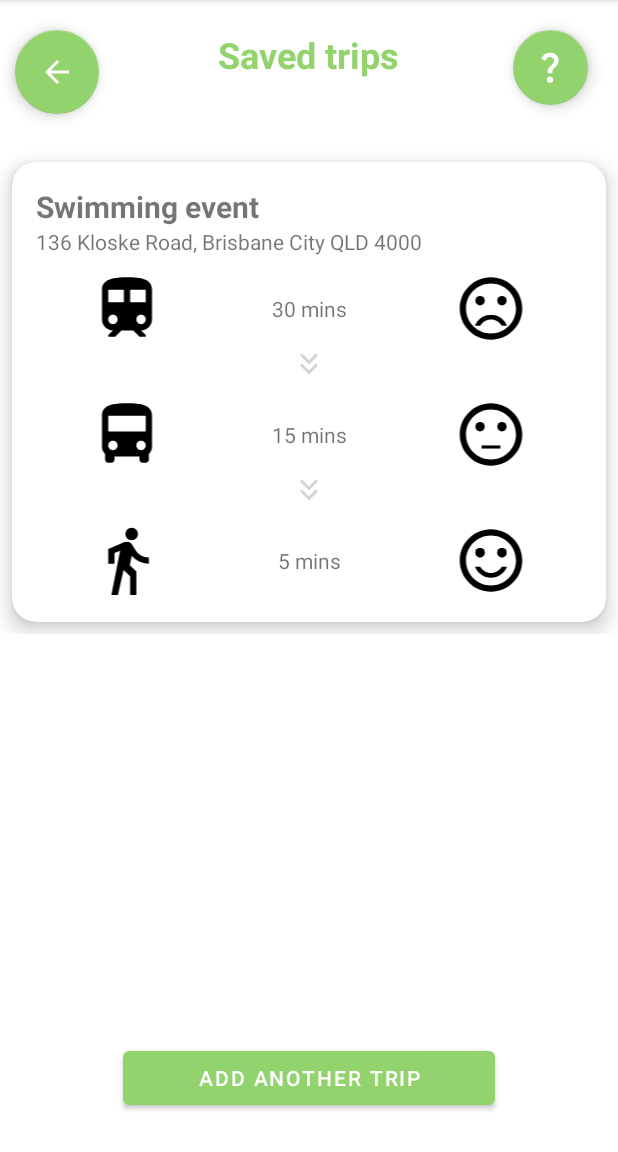
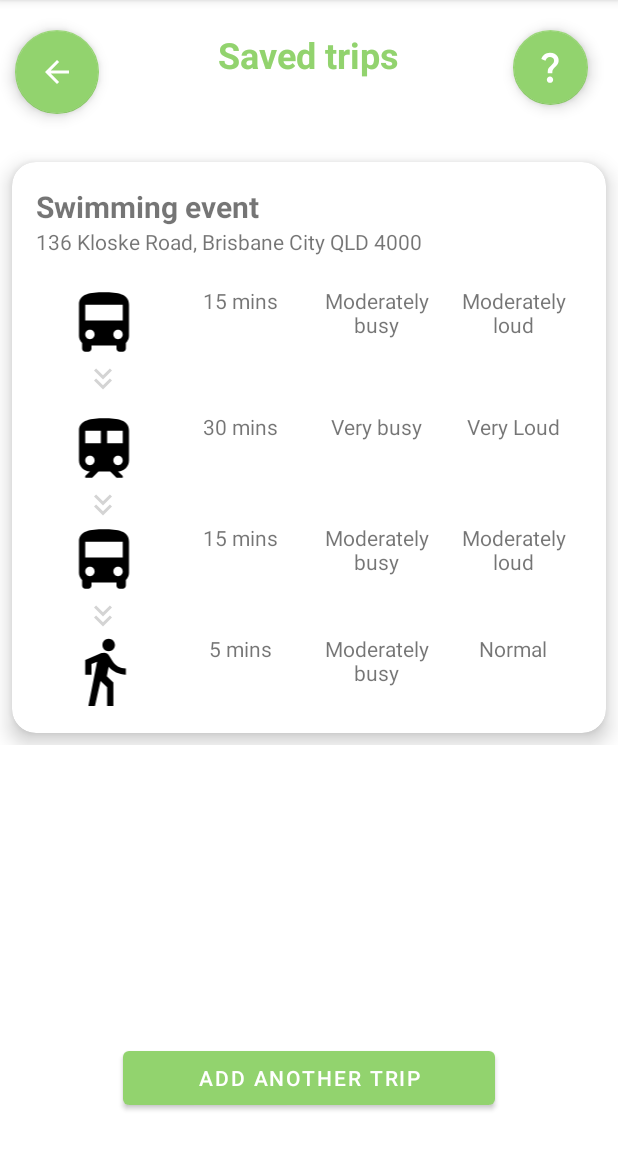
Before and after one commit to mochibocchi/OlympiNaV, an Android app: the SavedTripsActivity screen opened directly, with no data from a screen before it, on a phone screen of 412 x 824 dp, the part 84-1236 px from its top. Run offline under Robolectric (Android 15) with nearby library versions, the phone set to English and light mode, and no system bars.

Commit message:
Replace sentimental face vector with words + add audio level indication in list_savedtrips.xml

```diff
--- a/app/src/main/res/layout/list_savedtrips.xml
+++ b/app/src/main/res/layout/list_savedtrips.xml
@@ -15,7 +15,6 @@
         android:orientation="vertical"
         android:padding="16dp">
 
-        <!-- Row 1 -->
         <LinearLayout
             android:layout_width="match_parent"
             android:layout_height="wrap_content"
@@ -36,7 +35,6 @@
             android:layout_height="wrap_content"
             android:orientation="horizontal">
 
-
             <TextView
                 android:layout_width="wrap_content"
                 android:layout_height="wrap_content"
@@ -48,59 +46,15 @@
         <LinearLayout
             android:layout_width="match_parent"
             android:layout_height="wrap_content"
-            android:layout_marginTop="10dp"
             android:orientation="horizontal"
-            android:gravity="center"
-            android:weightSum="3">
-
-            <ImageView
-                android:id="@+id/vehicleIcon"
-                android:layout_width="0dp"
-                android:layout_height="50dp"
-                android:layout_weight="1"
-                android:src="@drawable/baseline_train_24"/>
-            <TextView
-                android:layout_width="0dp"
-                android:layout_height="wrap_content"
-                android:layout_weight="1"
-                android:text="30 mins"
-                android:gravity="center"/>
-
-            <ImageView
-                android:id="@+id/faceIcon"
-                android:layout_width="0dp"
-                android:layout_height="50dp"
-                android:layout_weight="1"
-                android:src="@drawable/baseline_sentiment_very_dissatisfied_24"/>
-        </LinearLayout>
-
-        <LinearLayout
-            android:layout_width="match_parent"
-            android:layout_height="wrap_content"
-            android:layout_marginTop="0dp"
-            android:orientation="horizontal"
-            android:gravity="center">
-            <ImageView
-                android:id="@+id/arrowIcon"
-                android:layout_width="wrap_content"
-                android:layout_height="wrap_content"
-                android:src="@drawable/baseline_keyboard_double_arrow_down_24" />
-        </LinearLayout>
-
-
-        <LinearLayout
-            android:layout_width="match_parent"
-            android:layout_height="wrap_content"
-            android:layout_marginTop="10dp"
-            android:orientation="horizontal"
-            android:gravity="center"
-            android:weightSum="3">
+            android:layout_marginTop="@dimen/main_heading_padding_top">
 
             <ImageView
                 android:layout_width="0dp"
                 android:layout_height="50dp"
                 android:layout_weight="1"
                 android:src="@drawable/baseline_directions_bus_24"/>
+
             <TextView
                 android:layout_width="0dp"
                 android:layout_height="wrap_content"
@@ -108,23 +62,32 @@
                 android:text="15 mins"
                 android:gravity="center"/>
 
-            <ImageView
+            <TextView
                 android:layout_width="0dp"
-                android:layout_height="50dp"
+                android:layout_height="wrap_content"
                 android:layout_weight="1"
-                android:src="@drawable/baseline_sentiment_neutral_24"/>
+                android:text="Moderately busy"
+                android:gravity="center"/>
+
+            <TextView
+                android:layout_width="0dp"
+                android:layout_height="wrap_content"
+                android:layout_weight="1"
+                android:text="Moderately loud"
+                android:gravity="center"/>
         </LinearLayout>
 
         <LinearLayout
             android:layout_width="match_parent"
             android:layout_height="wrap_content"
             android:layout_marginTop="0dp"
-            android:orientation="horizontal"
-            android:gravity="center">
+            android:orientation="horizontal">
+
             <ImageView
                 android:layout_width="wrap_content"
                 android:layout_height="wrap_content"
-                android:src="@drawable/baseline_keyboard_double_arrow_down_24" />
+                android:src="@drawable/baseline_keyboard_double_arrow_down_24"
+                android:layout_marginStart="32.5dp"/>
         </LinearLayout>
 
         <LinearLayout
@@ -135,11 +98,112 @@
             android:gravity="center"
             android:weightSum="3">
 
+            <LinearLayout
+                android:layout_width="match_parent"
+                android:layout_height="wrap_content"
+                android:orientation="horizontal">
+
+                <ImageView
+                    android:id="@+id/vehicleIcon"
+                    android:layout_width="0dp"
+                    android:layout_height="50dp"
+                    android:layout_weight="1"
+                    android:src="@drawable/baseline_train_24"/>
+
+                <TextView
+                    android:layout_width="0dp"
+                    android:layout_height="wrap_content"
+                    android:layout_weight="1"
+                    android:text="30 mins"
+                    android:gravity="center"/>
+
+                <TextView
+                    android:layout_width="0dp"
+                    android:layout_height="wrap_content"
+                    android:layout_weight="1"
+                    android:text="Very busy"
+                    android:gravity="center"/>
+
+                <TextView
+                    android:layout_width="0dp"
+                    android:layout_height="wrap_content"
+                    android:layout_weight="1"
+                    android:text="Very Loud"
+                    android:gravity="center"/>
+            </LinearLayout>
+        </LinearLayout>
+
+        <LinearLayout
+            android:layout_width="match_parent"
+            android:layout_height="wrap_content"
+            android:layout_marginTop="0dp"
+            android:orientation="horizontal">
+
+            <ImageView
+                android:id="@+id/arrowIcon"
+                android:layout_width="wrap_content"
+                android:layout_height="wrap_content"
+                android:src="@drawable/baseline_keyboard_double_arrow_down_24"
+                android:layout_marginStart="32.5dp"/>
+        </LinearLayout>
+
+        <LinearLayout
+            android:layout_width="match_parent"
+            android:layout_height="wrap_content"
+            android:orientation="horizontal">
+
+            <ImageView
+                android:layout_width="0dp"
+                android:layout_height="50dp"
+                android:layout_weight="1"
+                android:src="@drawable/baseline_directions_bus_24"/>
+
+            <TextView
+                android:layout_width="0dp"
+                android:layout_height="wrap_content"
+                android:layout_weight="1"
+                android:text="15 mins"
+                android:gravity="center"/>
+
+            <TextView
+                android:layout_width="0dp"
+                android:layout_height="wrap_content"
+                android:layout_weight="1"
+                android:text="Moderately busy"
+                android:gravity="center"/>
+
+            <TextView
+                android:layout_width="0dp"
+                android:layout_height="wrap_content"
+                android:layout_weight="1"
+                android:text="Moderately loud"
+                android:gravity="center"/>
+        </LinearLayout>
+
+        <LinearLayout
+            android:layout_width="match_parent"
+            android:layout_height="wrap_content"
+            android:layout_marginTop="0dp"
+            android:orientation="horizontal">
+
+            <ImageView
+                android:layout_width="wrap_content"
+                android:layout_height="wrap_content"
+                android:src="@drawable/baseline_keyboard_double_arrow_down_24"
+                android:layout_marginStart="32.5dp"/>
+        </LinearLayout>
+
+        <LinearLayout
+            android:layout_width="match_parent"
+            android:layout_height="wrap_content"
+            android:orientation="horizontal">
+
             <ImageView
                 android:layout_width="0dp"
                 android:layout_height="50dp"
                 android:layout_weight="1"
                 android:src="@drawable/baseline_directions_walk_24"/>
+
             <TextView
                 android:layout_width="0dp"
                 android:layout_height="wrap_content"
@@ -147,11 +211,19 @@
                 android:text="5 mins"
                 android:gravity="center"/>
 
-            <ImageView
+            <TextView
                 android:layout_width="0dp"
-                android:layout_height="50dp"
+                android:layout_height="wrap_content"
                 android:layout_weight="1"
-                android:src="@drawable/baseline_sentiment_satisfied_alt_24"/>
+                android:text="Moderately busy"
+                android:gravity="center"/>
+
+            <TextView
+                android:layout_width="0dp"
+                android:layout_height="wrap_content"
+                android:layout_weight="1"
+                android:text="Normal"
+                android:gravity="center"/>
         </LinearLayout>
 
 
```
